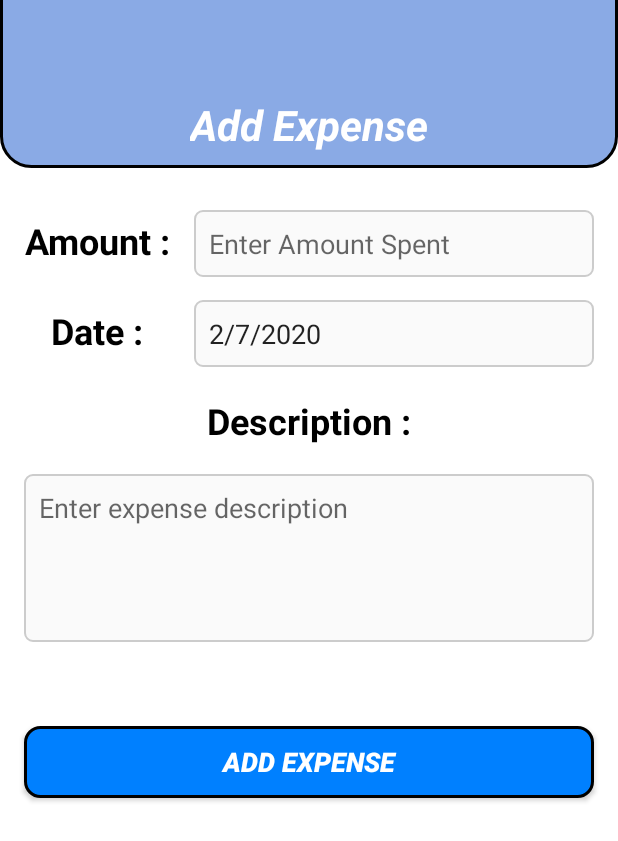
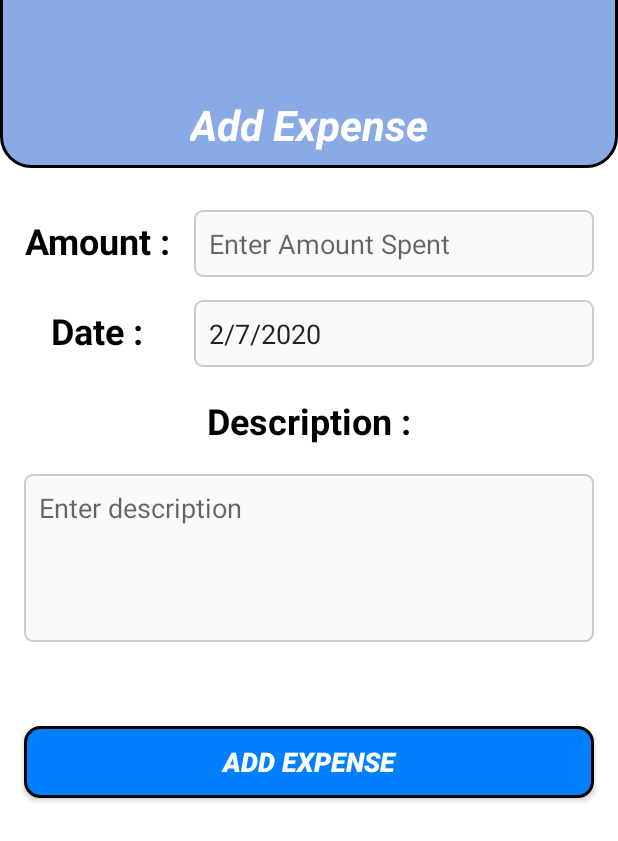
Before and after one commit to Vishwas21/ExpenseTracker, an Android app: the AddExpenseActivity screen opened directly, with no data from a screen before it, on a phone screen of 412 x 824 dp. Shown: the top 841 px of the screen. Run offline under Robolectric (Android 15) with nearby library versions, the phone set to English and light mode, and no system bars; our stand-ins replace Firebase (no records; nobody signed in at launch, a user with empty details on screens opened directly); Roboto replaces fonts that are not available here.

Commit message:
Fix
Fixes #10

```diff
--- a/app/src/main/res/values/strings.xml
+++ b/app/src/main/res/values/strings.xml
@@ -7,7 +7,7 @@
     <string name="label_date">Date :</string>
     <string name="hint_select_date">Select Date</string>
     <string name="label_description">Description :</string>
-    <string name="hint_description">Enter expense description</string>
+    <string name="hint_description">Enter description</string>
     <string name="button_label_save">Add Expense</string>
 
     <string name="title_activity_login">Sign in</string>
```
